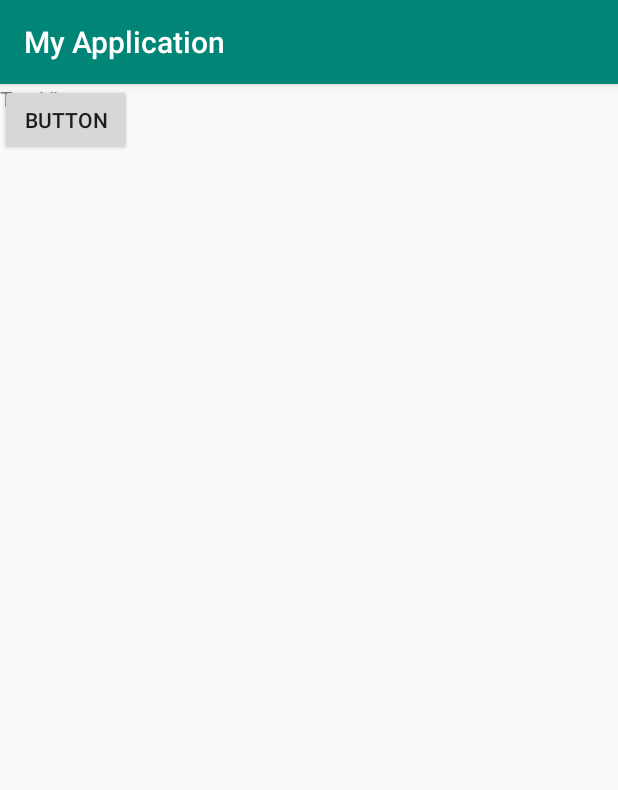
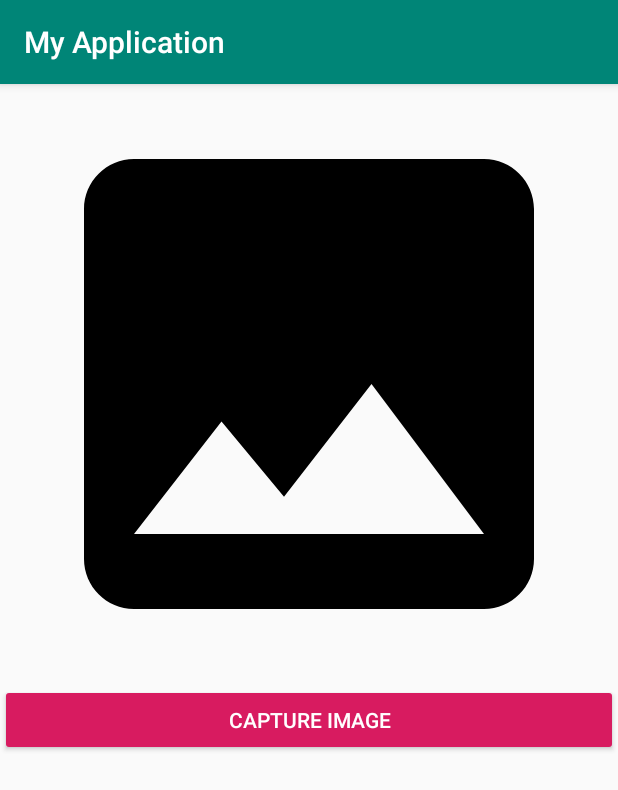
Before and after one commit to kiarashjamshidi/androidproject, an Android app: the screen it shows after launch (GpsPage before the commit, Camera after it), on a phone screen of 412 x 824 dp. Shown: the top 790 px of the screen. Run offline under Robolectric (Android 15) with nearby library versions, the phone set to English and light mode, and no system bars.

Commit message:
camera with the gps

```diff
--- /dev/null
+++ b/TrashMap/app/src/main/java/android/sxample/myapplication/Camera.java
@@ -0,0 +1,106 @@
+package android.sxample.myapplication;
+
+import androidx.annotation.NonNull;
+import androidx.appcompat.app.AppCompatActivity;
+
+import android.os.Bundle;
+import android.Manifest;
+import android.content.pm.PackageManager;
+import android.view.View;
+import android.widget.Button;
+import android.widget.Toast;
+import android.content.ContentValues;
+import android.content.Intent;
+import android.net.Uri;
+import android.os.Build;
+import android.provider.MediaStore;
+import android.widget.ImageView;
+
+public class Camera extends AppCompatActivity {
+
+
+    private static final int PERMISSION_CODE = 1000;
+    private static final int IMAGE_CAPTURE_CODE = 1001;
+
+
+    ImageView mImageView;
+
+    Uri image_uri;
+
+    @Override
+    protected void onCreate(Bundle savedInstanceState) {
+        super.onCreate(savedInstanceState);
+        setContentView(R.layout.activity_camera);
+
+        mImageView =(ImageView) findViewById(R.id.image_view);
+        Button mCaptureBtn =(Button) findViewById(R.id.capture_image_btn);
+
+        //button click
+        mCaptureBtn.setOnClickListener(new View.OnClickListener() {
+            @Override
+            public void onClick(View v) {
+                if (Build.VERSION.SDK_INT >= Build.VERSION_CODES.M){
+                    if (checkSelfPermission(Manifest.permission.CAMERA) ==
+                            PackageManager.PERMISSION_DENIED ||
+                            checkSelfPermission(Manifest.permission.WRITE_EXTERNAL_STORAGE) ==
+                                    PackageManager.PERMISSION_DENIED){
+                        //permission not enabled, request it
+                        String[] permission = {Manifest.permission.CAMERA, Manifest.permission.WRITE_EXTERNAL_STORAGE};
+                        //show popup to request permissions
+                        requestPermissions(permission, PERMISSION_CODE);
+                    }
+                    else {
+                        //permission already granted
+                        openCamera();
+                    }
+                }
+                else {
+                    //system os < marshmallow
+                    openCamera();
+                }
+            }
+        });
+    }
+
+    private void openCamera() {
+        ContentValues values = new ContentValues();
+        values.put(MediaStore.Images.Media.TITLE, "New Picture");
+        values.put(MediaStore.Images.Media.DESCRIPTION, "From the Camera");
+        image_uri = getContentResolver().insert(MediaStore.Images.Media.EXTERNAL_CONTENT_URI, values);
+        //Camera intent
+        Intent cameraIntent = new Intent(MediaStore.ACTION_IMAGE_CAPTURE);
+        cameraIntent.putExtra(MediaStore.EXTRA_OUTPUT, image_uri);
+        startActivityForResult(cameraIntent, IMAGE_CAPTURE_CODE);
+    }
+
+    //handling permission result
+    @Override
+    public void onRequestPermissionsResult(int requestCode, @NonNull String[] permissions, @NonNull int[] grantResults) {
+        //this method is called, when user presses Allow or Deny from Permission Request Popup
+        switch (requestCode){
+            case PERMISSION_CODE:{
+                if (grantResults.length > 0 && grantResults[0] ==
+                        PackageManager.PERMISSION_GRANTED){
+                    //permission from popup was granted
+                    openCamera();
+                }
+                else {
+                    //permission from popup was denied
+                    Toast.makeText(this, "Permission denied...", Toast.LENGTH_SHORT).show();
+                }
+            }
+        }
+    }
+
+
+    @Override
+    protected void onActivityResult(int requestCode, int resultCode, Intent data) {
+        //called when image was captured from camera
+
+        super.onActivityResult(requestCode, resultCode, data);
+        if (resultCode == RESULT_OK) {
+            //set the image captured to our ImageView
+            mImageView.setImageURI(image_uri);
+        }
+    }
+}
--- a/TrashMap/app/src/main/java/android/sxample/myapplication/GpsPage.java
+++ b/TrashMap/app/src/main/java/android/sxample/myapplication/GpsPage.java
@@ -14,6 +14,7 @@ import android.provider.Settings;
 import android.view.View;
 import android.widget.Button;
 import android.widget.TextView;
+import android.widget.Toast;
 
 public class GpsPage extends AppCompatActivity {
 
@@ -33,6 +34,8 @@ public class GpsPage extends AppCompatActivity {
             @Override
             public void onLocationChanged(Location location) {
                 textView.append("\n " + location.getLatitude() + " " + location.getLongitude());
+//                Toast toast=Toast.makeText(this,location.getLatitude() + " " + location.getLongitude(),Toast.LENGTH_SHORT);
+//                toast
 
             }
 
@@ -90,7 +93,7 @@ public class GpsPage extends AppCompatActivity {
                     // for Activity#requestPermissions for more details.
                     return;
                 }
-                locationManager.requestLocationUpdates("gps", 100, 0, locationListener);
+                locationManager.requestLocationUpdates("gps", 0, 0, locationListener);
 
             }
         });
--- a/TrashMap/app/src/main/java/android/sxample/myapplication/MainActivity.java
+++ b/TrashMap/app/src/main/java/android/sxample/myapplication/MainActivity.java
@@ -19,7 +19,7 @@ public class MainActivity extends AppCompatActivity {
 
         new Handler().postDelayed(new Runnable() {
             public void run() {
-                startActivity(new Intent(MainActivity.this, GpsPage.class));
+                startActivity(new Intent(MainActivity.this, Camera.class));
                 finish();
             }
         }, secondsDelayed * 4000);
--- /dev/null
+++ b/TrashMap/app/src/main/res/drawable/ic_image_black_24dp.xml
@@ -0,0 +1,9 @@
+<vector xmlns:android="http://schemas.android.com/apk/res/android"
+        android:width="24dp"
+        android:height="24dp"
+        android:viewportWidth="24.0"
+        android:viewportHeight="24.0">
+    <path
+        android:fillColor="#FF000000"
+        android:pathData="M21,19V5c0,-1.1 -0.9,-2 -2,-2H5c-1.1,0 -2,0.9 -2,2v14c0,1.1 0.9,2 2,2h14c1.1,0 2,-0.9 2,-2zM8.5,13.5l2.5,3.01L14.5,12l4.5,6H5l3.5,-4.5z"/>
+</vector>
--- /dev/null
+++ b/TrashMap/app/src/main/res/layout/activity_camera.xml
@@ -0,0 +1,27 @@
+<?xml version="1.0" encoding="utf-8"?>
+<LinearLayout xmlns:android="http://schemas.android.com/apk/res/android"
+    xmlns:app="http://schemas.android.com/apk/res-auto"
+    xmlns:tools="http://schemas.android.com/tools"
+    android:layout_width="match_parent"
+    android:layout_height="match_parent"
+    android:orientation="vertical"
+    android:gravity="center_horizontal"
+    tools:context=".Camera">
+
+    <!--Image view in which image will be set-->
+    <ImageView
+        android:id="@+id/image_view"
+        android:scaleType="centerCrop"
+        android:src="@drawable/ic_image_black_24dp"
+        android:layout_width="400dp"
+        android:layout_height="400dp" />
+
+    <!--Button to capture image-->
+    <Button
+        android:id="@+id/capture_image_btn"
+        android:text="Capture Image"
+        style="@style/Base.Widget.AppCompat.Button.Colored"
+        android:layout_width="match_parent"
+        android:layout_height="wrap_content" />
+
+</LinearLayout>
```
Also changed, not shown: TrashMap/app/src/main/AndroidManifest.xml (+6 -1 lines), TrashMap/app/src/main/java/android/sxample/myapplication/Compass.java (added, +91 -0 lines), TrashMap/app/src/main/res/layout/activity_compass.xml (added, +21 -0 lines), TrashMap/app/src/main/res/layout/activity_main.xml (+7 -8 lines), TrashMap/app/src/main/res/drawable/compass.jpeg (added), TrashMap/app/src/main/res/drawable/trashmaplogo.jpeg (added).
